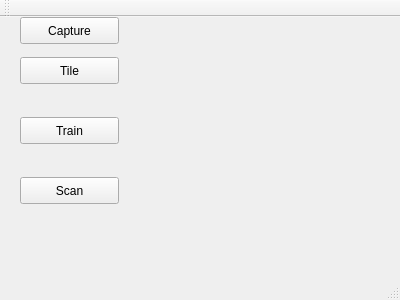
Above: AI-machine_learning/SimpleNNTrainer/mainwindow.ui from andrasigneczi/TravelOptimiser before the change. Below: the same form after it.
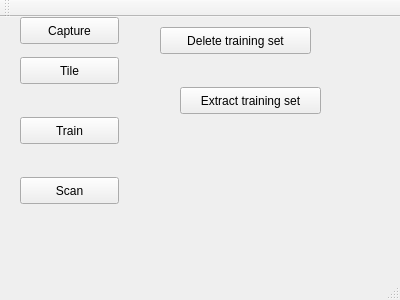
That is the form after the change.

Commit message: extractTrainingSet + customPlot test

The edit to the form file:
```diff
--- a/AI-machine_learning/SimpleNNTrainer/mainwindow.ui
+++ b/AI-machine_learning/SimpleNNTrainer/mainwindow.ui
@@ -66,6 +66,32 @@
      <string>Scan</string>
     </property>
    </widget>
+   <widget class="QPushButton" name="pushButton_5">
+    <property name="geometry">
+     <rect>
+      <x>160</x>
+      <y>10</y>
+      <width>151</width>
+      <height>27</height>
+     </rect>
+    </property>
+    <property name="text">
+     <string>Delete training set</string>
+    </property>
+   </widget>
+   <widget class="QPushButton" name="pushButton_6">
+    <property name="geometry">
+     <rect>
+      <x>180</x>
+      <y>70</y>
+      <width>141</width>
+      <height>27</height>
+     </rect>
+    </property>
+    <property name="text">
+     <string>Extract training set</string>
+    </property>
+   </widget>
   </widget>
   <widget class="QMenuBar" name="menuBar">
    <property name="geometry">
```
The commit also changes 10 other files.
